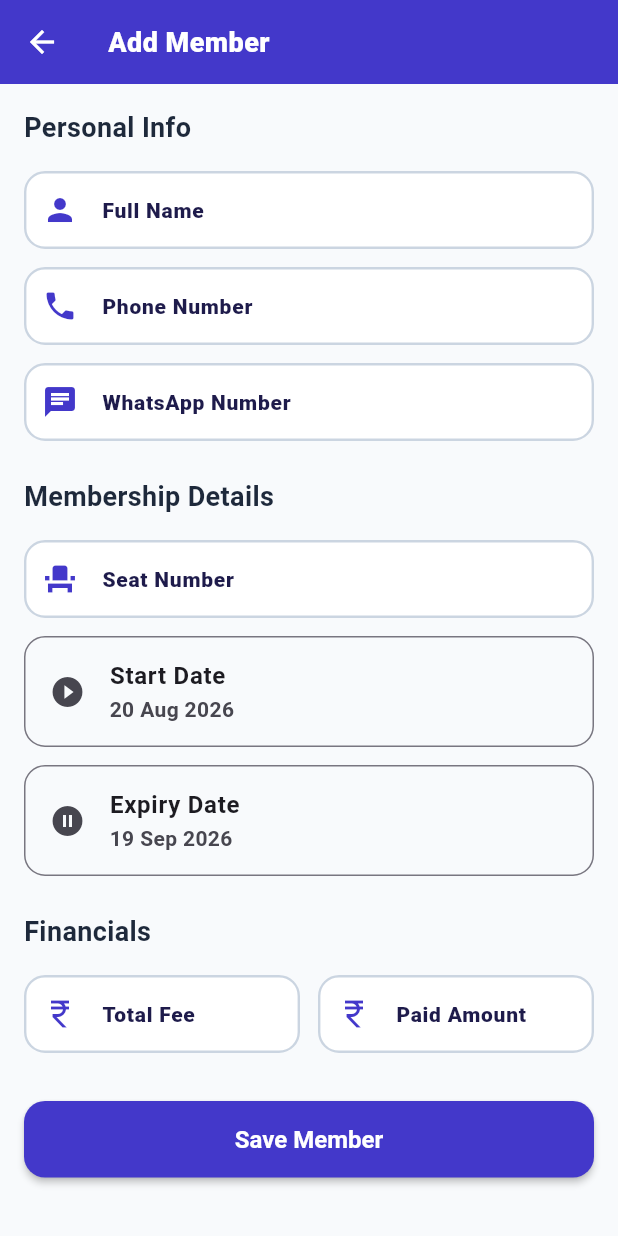
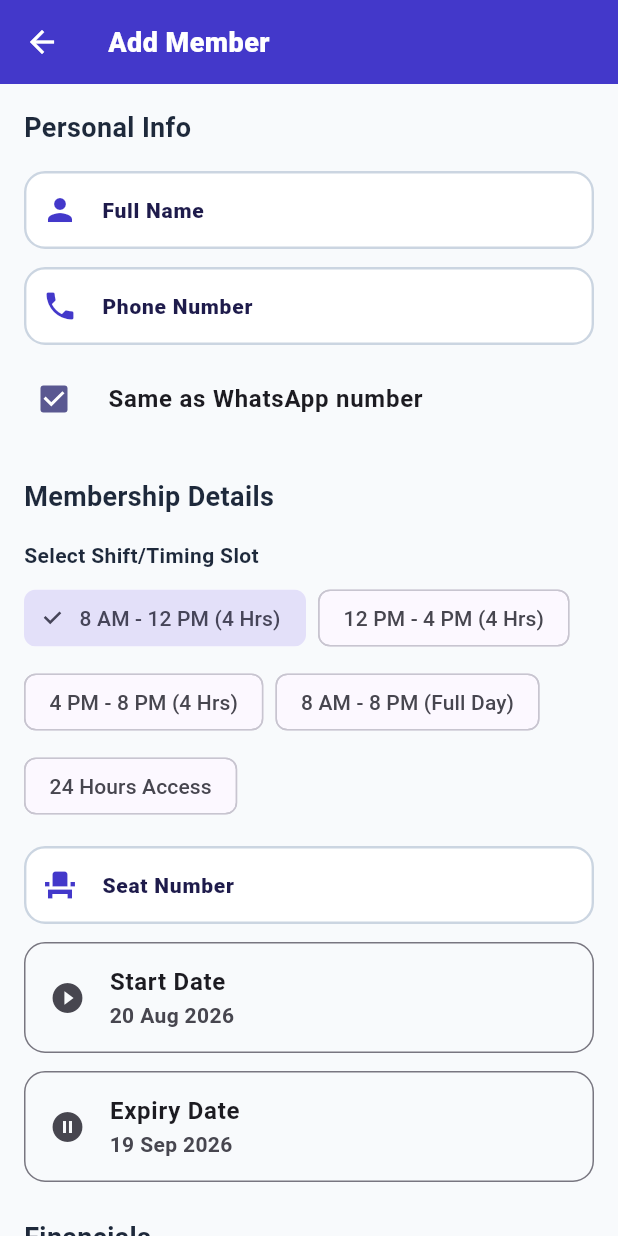
Before and after one commit to kushbinary/library-management, a Flutter app: the AddMemberScreen screen opened directly, on a phone screen of 412 x 824 dp. Run offline on Flutter 3.47's test engine with Material 3 defaults, Android fonts, the light colour scheme and no system bars; our stand-ins replace pdf, printing, shared_preferences, sqflite; accounts and stored records are empty.

Commit message:
Fix member add infinite loading and update timing slots

```diff
--- a/mobile_app/lib/database/database_helper.dart
+++ b/mobile_app/lib/database/database_helper.dart
@@ -16,7 +16,7 @@ class DatabaseHelper {
   static final DatabaseHelper _instance = DatabaseHelper._internal();
   static Database? _database;
   static const _dbName = "mylibbook_v2.db";
-  static const _dbVersion = 1;
+  static const _dbVersion = 2;
 
   DatabaseHelper._internal();
 
@@ -37,6 +37,7 @@ class DatabaseHelper {
       path,
       version: _dbVersion,
       onCreate: _onCreate,
+      onUpgrade: _onUpgrade,
     );
   }
 
@@ -59,7 +60,10 @@ class DatabaseHelper {
         profile_photo TEXT,
         total_fee REAL,
         paid_amount REAL,
-        due_amount REAL
+        due_amount REAL,
+        timing TEXT,
+        payment_mode TEXT,
+        payment_status TEXT
       )
     ''');
 
@@ -122,6 +126,14 @@ class DatabaseHelper {
 
     // Run migration after creating tables
     await _migrateOldData(db);
+  }
+
+  Future<void> _onUpgrade(Database db, int oldVersion, int newVersion) async {
+    if (oldVersion < 2) {
+      try { await db.execute('ALTER TABLE members ADD COLUMN timing TEXT'); } catch (_) {}
+      try { await db.execute('ALTER TABLE members ADD COLUMN payment_mode TEXT'); } catch (_) {}
+      try { await db.execute('ALTER TABLE members ADD COLUMN payment_status TEXT'); } catch (_) {}
+    }
   }
 
   Future<void> _migrateOldData(Database db) async {
--- a/mobile_app/lib/screens/add_member_screen.dart
+++ b/mobile_app/lib/screens/add_member_screen.dart
@@ -17,10 +17,19 @@ class _AddMemberScreenState extends State<AddMemberScreen> {
 
   late TextEditingController _nameCtrl;
   late TextEditingController _phoneCtrl;
-  late TextEditingController _whatsappCtrl;
   late TextEditingController _seatCtrl;
   late TextEditingController _totalFeeCtrl;
   late TextEditingController _paidAmtCtrl;
+
+  bool _sameAsWhatsapp = true;
+  String _selectedTimingSlot = '8 AM - 12 PM (4 Hrs)';
+  final List<String> _timingSlots = [
+    '8 AM - 12 PM (4 Hrs)',
+    '12 PM - 4 PM (4 Hrs)',
+    '4 PM - 8 PM (4 Hrs)',
+    '8 AM - 8 PM (Full Day)',
+    '24 Hours Access'
+  ];
 
   DateTime _joiningDate = DateTime.now();
   DateTime _startDate = DateTime.now();
@@ -32,12 +41,16 @@ class _AddMemberScreenState extends State<AddMemberScreen> {
     final m = widget.member;
     _nameCtrl = TextEditingController(text: m?.name ?? '');
     _phoneCtrl = TextEditingController(text: m?.phone ?? '');
-    _whatsappCtrl = TextEditingController(text: m?.whatsapp ?? '');
     _seatCtrl = TextEditingController(text: m?.seatNumber ?? '');
     _totalFeeCtrl = TextEditingController(text: m?.totalFee.toString() ?? '');
     _paidAmtCtrl = TextEditingController(text: m?.paidAmount.toString() ?? '');
 
     if (m != null) {
+      _sameAsWhatsapp = (m.phone == m.whatsapp);
+      if (_timingSlots.contains(m.timing)) {
+        _selectedTimingSlot = m.timing;
+      }
+
       try { _joiningDate = DateTime.parse(m.joiningDate); } catch (_) {}
       try { _startDate = DateTime.parse(m.startDate); } catch (_) {}
       try { _expiryDate = DateTime.parse(m.expiryDate); } catch (_) {}
@@ -57,8 +70,9 @@ class _AddMemberScreenState extends State<AddMemberScreen> {
       id: widget.member?.id,
       name: _nameCtrl.text.trim(),
       phone: _phoneCtrl.text.trim(),
-      whatsapp: _whatsappCtrl.text.trim(),
+      whatsapp: _sameAsWhatsapp ? _phoneCtrl.text.trim() : _phoneCtrl.text.trim(),
       seatNumber: _seatCtrl.text.trim().toUpperCase(),
+      timing: _selectedTimingSlot,
       joiningDate: _joiningDate.toIso8601String(),
       startDate: _startDate.toIso8601String(),
       expiryDate: _expiryDate.toIso8601String(),
@@ -67,6 +81,7 @@ class _AddMemberScreenState extends State<AddMemberScreen> {
       dueAmount: due,
     );
 
+    try {
       if (widget.member == null) {
         await ApiService.addMember(member);
       } else {
@@ -75,6 +90,12 @@ class _AddMemberScreenState extends State<AddMemberScreen> {
 
       if (mounted) {
         Navigator.pop(context, true);
+      }
+    } catch (e) {
+      setState(() => _isLoading = false);
+      if (mounted) {
+        ScaffoldMessenger.of(context).showSnackBar(SnackBar(content: Text('Error saving member: $e')));
+      }
     }
   }
 
@@ -99,7 +120,7 @@ class _AddMemberScreenState extends State<AddMemberScreen> {
       body: _isLoading
         ? const Center(child: CircularProgressIndicator())
         : SingleChildScrollView(
-            padding: const EdgeInsets.all(16),
+            padding: EdgeInsets.fromLTRB(16, 16, 16, MediaQuery.of(context).viewInsets.bottom + 32),
             child: Form(
               key: _formKey,
               child: Column(
@@ -119,15 +140,33 @@ class _AddMemberScreenState extends State<AddMemberScreen> {
                     decoration: const InputDecoration(labelText: 'Phone Number', prefixIcon: Icon(Icons.phone)),
                     validator: (v) => v!.isEmpty ? 'Required' : null,
                   ),
-                  const SizedBox(height: 12),
-                  TextFormField(
-                    controller: _whatsappCtrl,
-                    keyboardType: TextInputType.phone,
-                    decoration: const InputDecoration(labelText: 'WhatsApp Number', prefixIcon: Icon(Icons.chat)),
+                  const SizedBox(height: 8),
+                  CheckboxListTile(
+                    title: const Text('Same as WhatsApp number'),
+                    value: _sameAsWhatsapp,
+                    contentPadding: EdgeInsets.zero,
+                    controlAffinity: ListTileControlAffinity.leading,
+                    onChanged: (val) => setState(() => _sameAsWhatsapp = val ?? true),
                   ),
 
                   const SizedBox(height: 24),
                   const Text('Membership Details', style: TextStyle(fontSize: 18, fontWeight: FontWeight.bold)),
+                  const SizedBox(height: 16),
+                  const Text('Select Shift/Timing Slot', style: TextStyle(fontSize: 14, fontWeight: FontWeight.w600)),
+                  const SizedBox(height: 8),
+                  Wrap(
+                    spacing: 8,
+                    runSpacing: 8,
+                    children: _timingSlots.map((slot) {
+                      return ChoiceChip(
+                        label: Text(slot),
+                        selected: _selectedTimingSlot == slot,
+                        onSelected: (selected) {
+                          if (selected) setState(() => _selectedTimingSlot = slot);
+                        },
+                      );
+                    }).toList(),
+                  ),
                   const SizedBox(height: 16),
                   TextFormField(
                     controller: _seatCtrl,
@@ -172,6 +211,26 @@ class _AddMemberScreenState extends State<AddMemberScreen> {
                       ),
                     ],
                   ),
+                  const SizedBox(height: 12),
+                  SingleChildScrollView(
+                    scrollDirection: Axis.horizontal,
+                    child: Row(
+                      children: [700, 800, 1000, 1200].map((amt) {
+                        return Padding(
+                          padding: const EdgeInsets.only(right: 8),
+                          child: ActionChip(
+                            label: Text('₹$amt'),
+                            onPressed: () {
+                              setState(() {
+                                _totalFeeCtrl.text = amt.toString();
+                                _paidAmtCtrl.text = amt.toString();
+                              });
+                            },
+                          ),
+                        );
+                      }).toList(),
+                    ),
+                  ),
 
                   const SizedBox(height: 32),
                   ElevatedButton(
```
Lines whose indentation alone changed are shown as unchanged.
